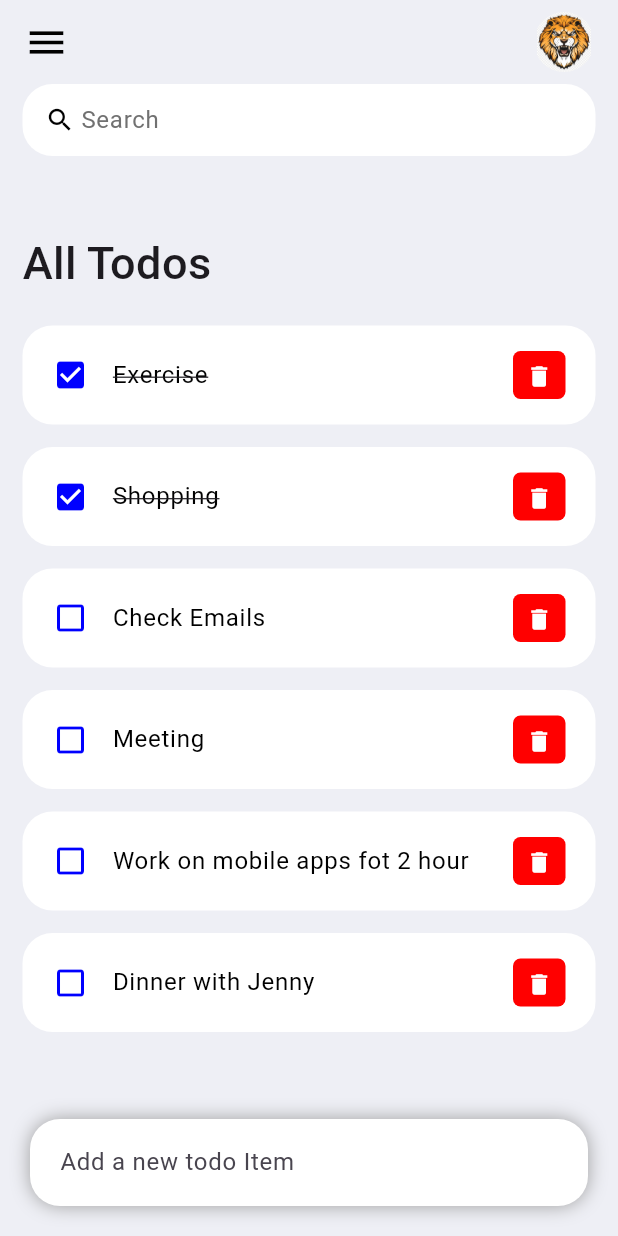
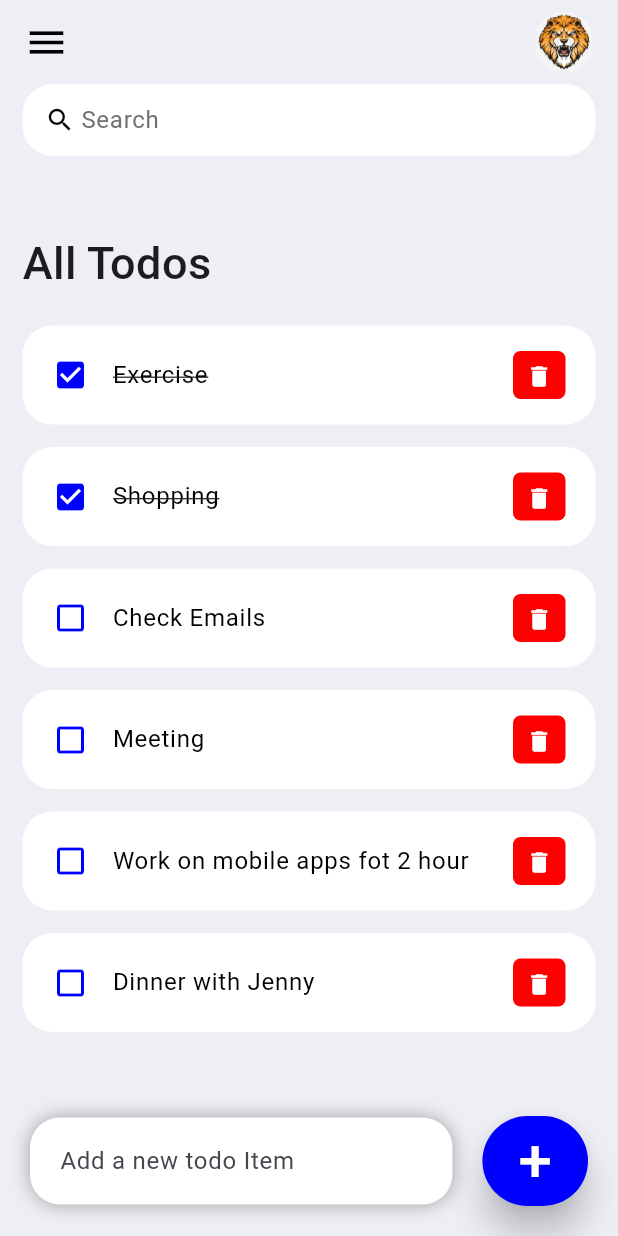
Before and after one commit to marcinherman/ToDoList, a Flutter app: the screen it shows after launch, on a phone screen of 412 x 824 dp. Run offline on Flutter 3.47's test engine with Material 3 defaults, Android fonts, the phone set to English and light mode, and no system bars; generated files the repository leaves out were written again.

Commit message:
added button +

```diff
--- a/to_todo_list/lib/screens/home.dart
+++ b/to_todo_list/lib/screens/home.dart
@@ -1,3 +1,5 @@
+import 'dart:ui';
+
 import 'package:flutter/material.dart';
 import 'package:flutter/services.dart';
 import 'package:flutter/widgets.dart';
@@ -48,8 +50,7 @@ class Home extends StatelessWidget {
           ),
           Align(
             alignment: Alignment.bottomCenter,
-            child: Row(
-              children: [
+            child: Row(children: [
               Expanded(
                 child: Container(
                   margin: const EdgeInsets.only(
@@ -79,8 +80,22 @@ class Home extends StatelessWidget {
                   ),
                 ),
               ),
-              ],
+              Container(
+                margin: EdgeInsets.only(bottom: 20, right: 20),
+                child: ElevatedButton(
+                  child: Text(
+                    '+',
+                    style: TextStyle(fontSize: 40, color: Colors.white),
                   ),
+                  onPressed: () {},
+                  style: ElevatedButton.styleFrom(
+                    backgroundColor: tdBlue,
+                    minimumSize: Size(60, 60),
+                    elevation: 10,
+                  ),
+                ),
+              ),
+            ]),
           )
         ],
       ),
```
Lines whose indentation alone changed are shown as unchanged.
